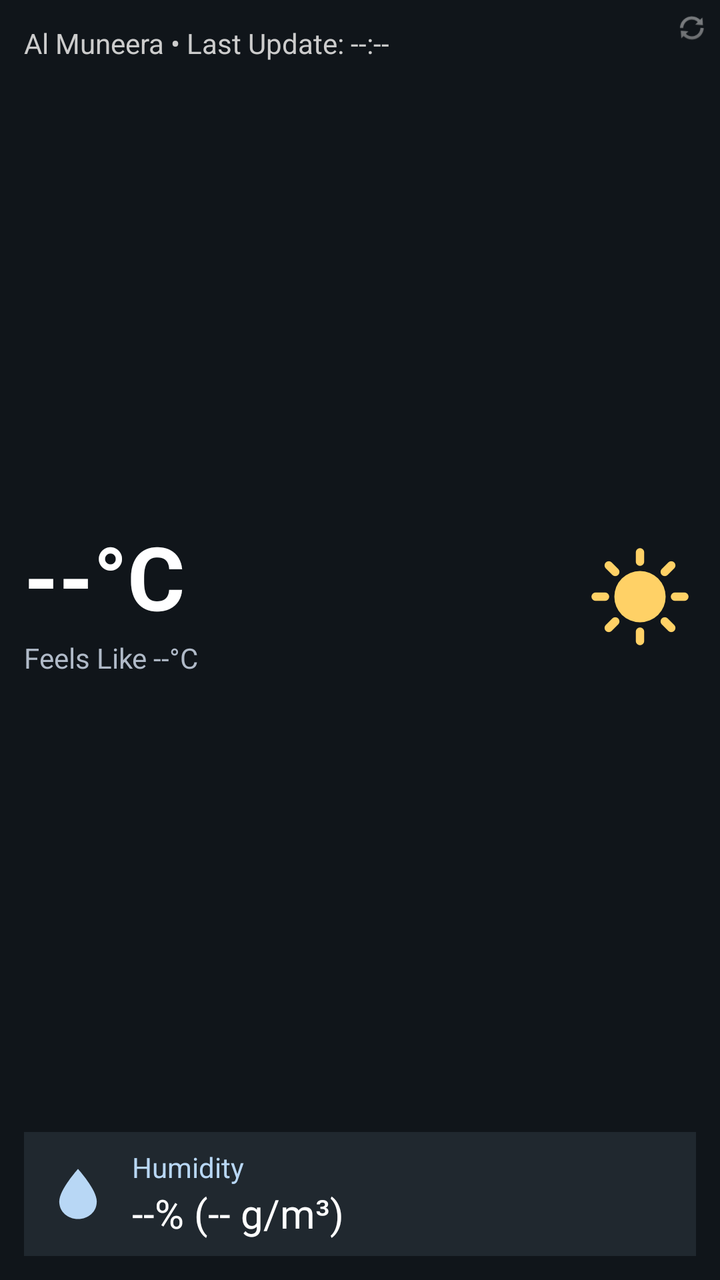
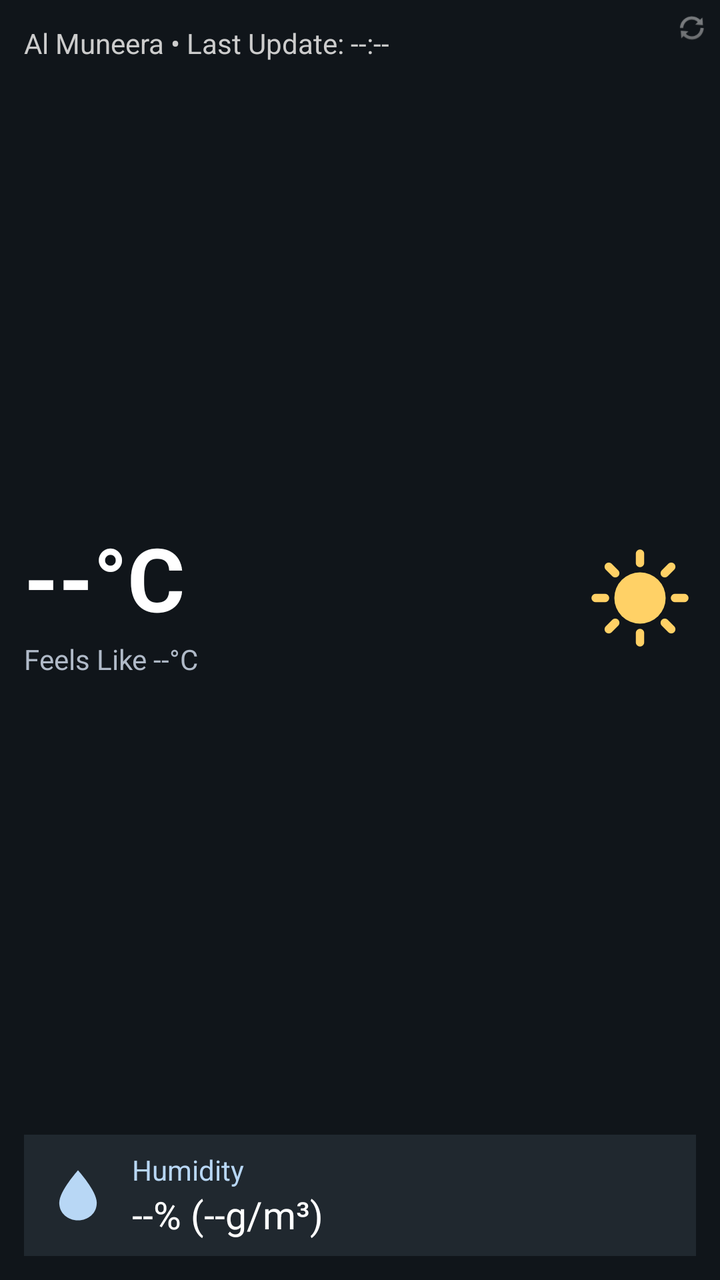

The first picture is an Android layout as it rendered before a commit; the second is the same layout after the commit. The layout source and the unified diff follow.
<!-- AndroidManifest.xml: application theme android:Theme.DeviceDefault -->
<!-- res/layout/widget_layout.xml -->
<?xml version="1.0" encoding="utf-8"?>

<FrameLayout xmlns:android="http://schemas.android.com/apk/res/android"
    android:id="@+id/root"
    android:layout_width="match_parent"
    android:layout_height="match_parent"
    android:background="#990B1118">

    
    <LinearLayout
        android:layout_width="match_parent"
        android:layout_height="match_parent"
        android:orientation="vertical"
        android:padding="12dp">

        
        <TextView
            android:id="@+id/location"
            android:layout_width="wrap_content"
            android:layout_height="wrap_content"
            android:text="Al Muneera • Last Update: --:--"
            android:textColor="#CCCCCC"
            android:textSize="14sp" />

        
        <LinearLayout
            android:layout_width="match_parent"
            android:layout_height="0dp"
            android:layout_weight="1"
            android:gravity="center_vertical"
            android:orientation="horizontal">

            <LinearLayout
                android:layout_width="0dp"
                android:layout_height="wrap_content"
                android:layout_weight="1"
                android:orientation="vertical">

                <TextView
                    android:id="@+id/temp"
                    android:layout_width="wrap_content"
                    android:layout_height="wrap_content"
                    android:text="--°C"
                    android:textColor="#FFFFFF"
                    android:textSize="44sp"
                    android:textStyle="bold" />

                <TextView
                    android:id="@+id/feels"
                    android:layout_width="wrap_content"
                    android:layout_height="wrap_content"
                    android:layout_marginTop="2dp"
                    android:text="Feels Like --°C"
                    android:textColor="#B0BAC8"
                    android:textSize="14sp" />

            </LinearLayout>

            <ImageView
                android:id="@+id/big_icon"
                android:layout_width="56dp"
                android:layout_height="56dp"
                android:contentDescription="Weather"
                android:scaleType="fitCenter"
                android:src="@drawable/ic_sun" />

        </LinearLayout>

               
        <LinearLayout
            android:layout_width="match_parent"
            android:layout_height="wrap_content"
            android:orientation="horizontal"
            android:gravity="center_vertical"
            android:background="#18B8D8F5"
            android:paddingStart="12dp"
            android:paddingEnd="12dp"
            android:paddingTop="8dp"
            android:paddingBottom="8dp">

            
            <ImageView
                android:layout_width="30dp"
                android:layout_height="30dp"
                android:layout_marginEnd="12dp"
                android:src="@drawable/ic_droplet"
                android:contentDescription="Humidity"
                android:scaleType="fitCenter" />

            
            <LinearLayout
                android:layout_width="0dp"
                android:layout_height="wrap_content"
                android:layout_weight="1"
                android:orientation="vertical">

                <TextView
                    android:layout_width="wrap_content"
                    android:layout_height="wrap_content"
                    android:text="Humidity"
                    android:textColor="#B8D7F5"
                    android:textSize="14sp" />

                <TextView
                    android:id="@+id/humidity"
                    android:layout_width="wrap_content"
                    android:layout_height="wrap_content"
                    android:text="--% (-- g/m³)"
                    android:textColor="#FFFFFF"
                    android:textSize="20sp" />

            </LinearLayout>
        </LinearLayout>
    </LinearLayout>

    
    <ImageButton
        android:id="@+id/refresh_button"
        android:layout_width="28dp"
        android:layout_height="28dp"
        android:layout_gravity="top|end"
        android:background="@android:color/transparent"
        android:contentDescription="Refresh weather"
        android:padding="6dp"
        android:scaleType="fitCenter"
        android:src="@android:drawable/ic_popup_sync"
        android:alpha="0.45" />

</FrameLayout>
<!-- resources referenced by this layout -->
<resources>
  <!-- drawable ic_droplet (drawable) -->
  <vector xmlns:android="http://schemas.android.com/apk/res/android"
      android:width="32dp"
      android:height="32dp"
      android:viewportWidth="24"
      android:viewportHeight="24">
  
      <path
          android:fillColor="#B8D7F5"
          android:pathData="M12,2
              C12,2 4.5,10.2 4.5,15
              C4.5,19.14 7.86,22 12,22
              C16.14,22 19.5,19.14 19.5,15
              C19.5,10.2 12,2 12,2 Z" />
  
  </vector>
  <!-- drawable ic_sun (drawable) -->
  <?xml version="1.0" encoding="utf-8"?>
  <vector xmlns:android="http://schemas.android.com/apk/res/android"
      android:width="64dp"
      android:height="64dp"
      android:viewportWidth="24"
      android:viewportHeight="24">
  
      
      <path
          android:fillColor="#00000000"
          android:strokeColor="#FFD166"
          android:strokeWidth="1.8"
          android:strokeLineCap="round"
          android:pathData="M12,2.5 L12,4.5
              M12,19.5 L12,21.5
              M2.5,12 L4.5,12
              M19.5,12 L21.5,12
              M5.3,5.3 L6.7,6.7
              M17.3,17.3 L18.7,18.7
              M18.7,5.3 L17.3,6.7
              M6.7,17.3 L5.3,18.7" />
  
      
      <path
          android:fillColor="#FFD166"
          android:pathData="M12,6.5
              A5.5,5.5 0,1 0,12 17.5
              A5.5,5.5 0,1 0,12 6.5 Z" />
  
  </vector>
</resources>

<!-- the commit's change to res/layout/widget_layout.xml (unified diff, before → after) -->
@@ -105,9 +105,9 @@
                     android:id="@+id/humidity"
                     android:layout_width="wrap_content"
                     android:layout_height="wrap_content"
-                    android:text="--% (-- g/m³)"
+                    android:text="--% (--g/m³)"
                     android:textColor="#FFFFFF"
-                    android:textSize="20sp" />
+                    android:textSize="19sp" />
 
             </LinearLayout>
         </LinearLayout>
